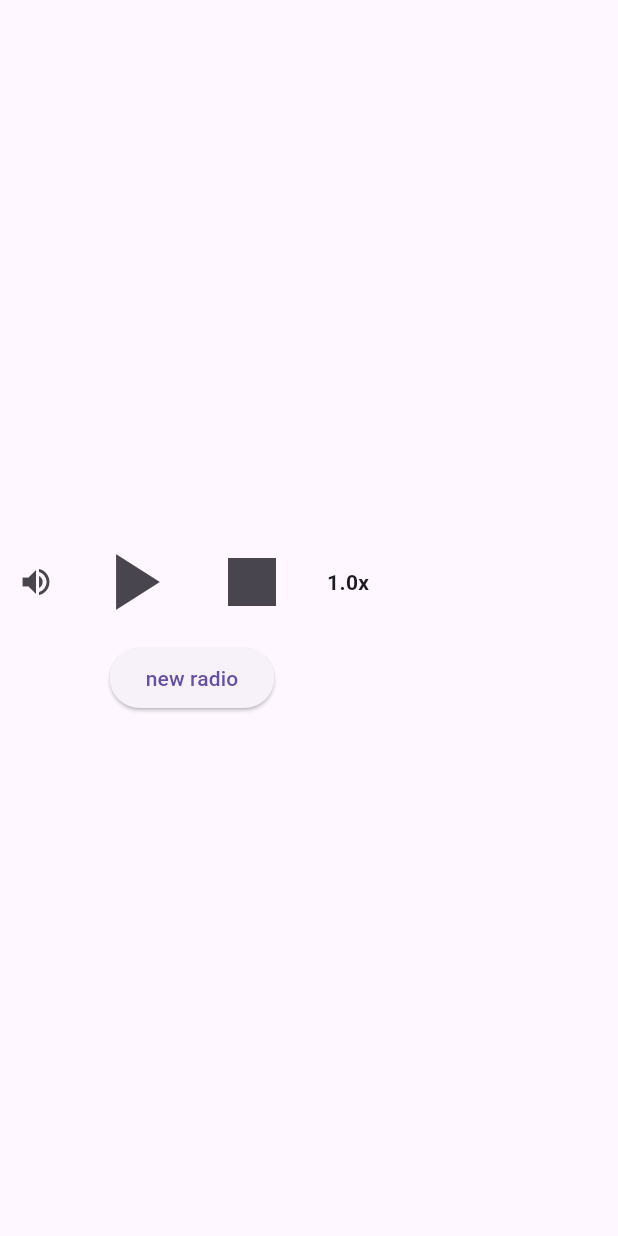
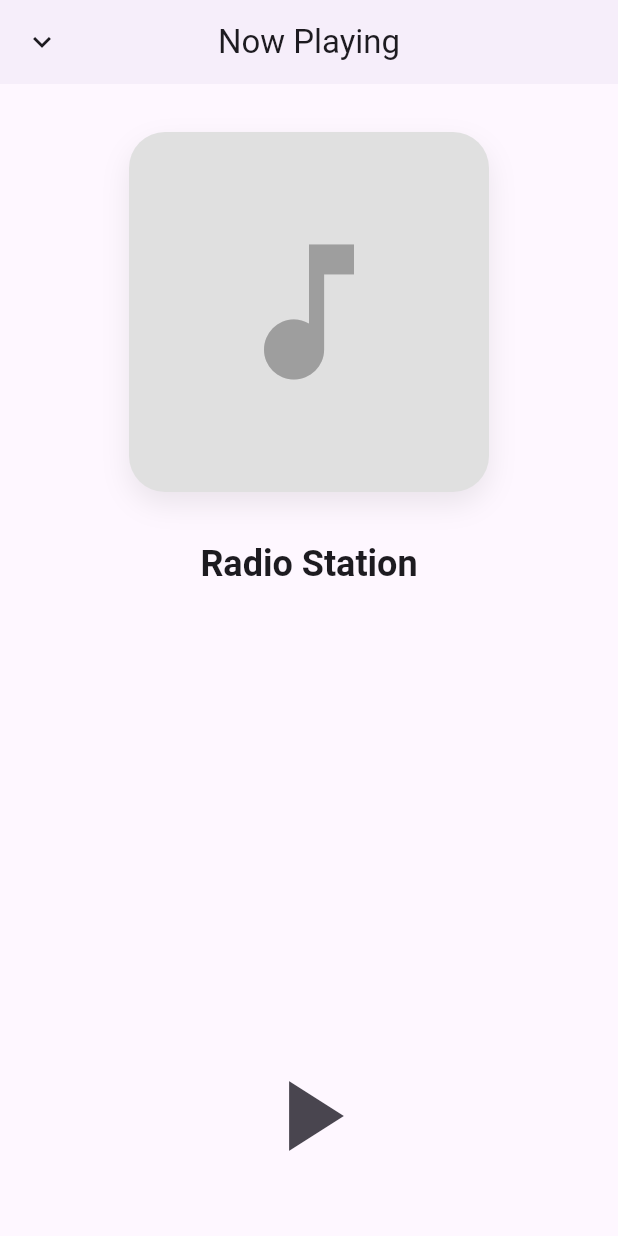
Before and after one commit to enricmacias/radio_star, a Flutter app: the screen it shows after launch, item 2 of the bottom bar chosen, after a tap on "Song Title", on a phone screen of 412 x 824 dp. Run offline on Flutter 3.47's test engine with Material 3 defaults, Android fonts, the phone set to English and light mode, and no system bars; our stand-ins replace flutter_riverpod, just_audio, riverpod_annotation; missing offline and left inert: audio_session, flutter_my_radio; generated files the repository leaves out were written again; statements that could not run were skipped.

Commit message:
Modify PlayerView UI

```diff
--- a/lib/views/home/mini_player_view.dart
+++ b/lib/views/home/mini_player_view.dart
@@ -13,6 +13,7 @@ class MiniPlayerView extends ConsumerWidget {
         showModalBottomSheet(
           context: context,
           isScrollControlled: true,
+          useSafeArea: true,
           backgroundColor: Colors.transparent,
           builder: (context) => const PlayerView(),
         );
--- /dev/null
+++ b/lib/views/player/play_pause_button_view.dart
@@ -0,0 +1,49 @@
+import 'package:flutter/material.dart';
+import 'package:flutter_riverpod/flutter_riverpod.dart';
+import 'package:just_audio/just_audio.dart';
+import '../../view_models/player/player_view_model.dart';
+
+class PlayPauseButtonView extends ConsumerWidget {
+  const PlayPauseButtonView({super.key});
+
+  @override
+  Widget build(BuildContext context, WidgetRef ref) {
+    final player = ref.watch(playerProvider);
+
+    return StreamBuilder<PlayerState>(
+      stream: player.playerStateStream,
+      builder: (context, snapshot) {
+        final playerState = snapshot.data;
+        final processingState = playerState?.processingState;
+        final playing = playerState?.playing;
+        if (processingState == ProcessingState.loading ||
+            processingState == ProcessingState.buffering) {
+          return Container(
+            margin: const EdgeInsets.all(8.0),
+            width: 80.0,
+            height: 80.0,
+            child: const CircularProgressIndicator(),
+          );
+        } else if (playing != true) {
+          return IconButton(
+            icon: const Icon(Icons.play_arrow),
+            iconSize: 80.0,
+            onPressed: player.play,
+          );
+        } else if (processingState != ProcessingState.completed) {
+          return IconButton(
+            icon: const Icon(Icons.pause),
+            iconSize: 80.0,
+            onPressed: player.pause,
+          );
+        } else {
+          return IconButton(
+            icon: const Icon(Icons.replay),
+            iconSize: 80.0,
+            onPressed: () => player.seek(Duration.zero),
+          );
+        }
+      },
+    );
+  }
+}
--- a/lib/views/player/player_view.dart
+++ b/lib/views/player/player_view.dart
@@ -2,6 +2,7 @@ import 'package:flutter/material.dart';
 import 'package:flutter/services.dart';
 import 'package:flutter_riverpod/flutter_riverpod.dart';
 import 'package:just_audio/just_audio.dart';
+import 'package:radio_star/views/player/play_pause_button_view.dart';
 import '../../view_models/player/player_view_model.dart';
 
 class PlayerView extends ConsumerStatefulWidget {
@@ -48,141 +49,62 @@ class PlayerViewState extends ConsumerState<PlayerView>
       ref.read(playerProvider.notifier).init();
     }
 
-    return MaterialApp(
-      debugShowCheckedModeBanner: false,
-      home: Scaffold(
-        body: SafeArea(
-          child: Column(
-            crossAxisAlignment: CrossAxisAlignment.center,
-            mainAxisAlignment: MainAxisAlignment.center,
-            children: [
-              ControlButtons(player),
-              ElevatedButton(
-                onPressed: () {
-                  ref
-                      .read(playerProvider.notifier)
-                      .onAudioSourceChanged(
-                        "http://stream.riverradio.com:8000/wcvofm.aac",
-                      );
-                },
-                child: const Text('new radio'),
+    return Scaffold(
+      appBar: AppBar(
+        leading: IconButton(
+          icon: const Icon(Icons.keyboard_arrow_down),
+          onPressed: () => Navigator.of(context).maybePop(),
+        ),
+        title: const Text('Now Playing'),
+        centerTitle: true,
+        backgroundColor: Theme.of(context).colorScheme.surface,
+        elevation: 1,
+      ),
+      body: SafeArea(
+        child: Column(
+          children: [
+            const SizedBox(height: 32),
+            // Big thumbnail image
+            Center(
+              child: Container(
+                width: 240,
+                height: 240,
+                decoration: BoxDecoration(
+                  borderRadius: BorderRadius.circular(24),
+                  color: Colors.grey[300],
+                  boxShadow: [
+                    BoxShadow(
+                      color: Colors.black.withOpacity(0.08),
+                      blurRadius: 16,
+                      offset: const Offset(0, 8),
+                    ),
+                  ],
+                ),
+                child: const Icon(
+                  Icons.music_note,
+                  size: 120,
+                  color: Colors.grey,
+                ),
               ),
-            ],
-          ),
+            ),
+            const SizedBox(height: 32),
+            // Radio Station Name
+            Padding(
+              padding: const EdgeInsets.symmetric(horizontal: 24.0),
+              child: Text(
+                'Radio Station',
+                style: Theme.of(context).textTheme.headlineSmall?.copyWith(
+                  fontWeight: FontWeight.bold,
+                ),
+                textAlign: TextAlign.center,
+              ),
+            ),
+            const Spacer(),
+            PlayPauseButtonView(),
+            const SizedBox(height: 32),
+          ],
         ),
       ),
     );
   }
 }
-
-class ControlButtons extends StatelessWidget {
-  final AudioPlayer player;
-
-  const ControlButtons(this.player, {Key? key}) : super(key: key);
-
-  @override
-  Widget build(BuildContext context) {
-    return Row(
-      mainAxisSize: MainAxisSize.min,
-      children: [
-        IconButton(
-          icon: const Icon(Icons.volume_up),
-          onPressed: () {
-            showDialog(
-              context: context,
-              builder:
-                  (context) => AlertDialog(
-                    title: const Text("Adjust volume"),
-                    content: StreamBuilder<double>(
-                      stream: player.volumeStream,
-                      builder: (context, snapshot) {
-                        final volume = snapshot.data ?? player.volume;
-                        return Slider(
-                          min: 0.0,
-                          max: 1.0,
-                          divisions: 10,
-                          value: volume,
-                          onChanged: player.setVolume,
-                        );
-                      },
-                    ),
-                  ),
-            );
-          },
-        ),
-        StreamBuilder<PlayerState>(
-          stream: player.playerStateStream,
-          builder: (context, snapshot) {
-            final playerState = snapshot.data;
-            final processingState = playerState?.processingState;
-            final playing = playerState?.playing;
-            if (processingState == ProcessingState.loading ||
-                processingState == ProcessingState.buffering) {
-              return Container(
-                margin: const EdgeInsets.all(8.0),
-                width: 64.0,
-                height: 64.0,
-                child: const CircularProgressIndicator(),
-              );
-            } else if (playing != true) {
-              return IconButton(
-                icon: const Icon(Icons.play_arrow),
-                iconSize: 64.0,
-                onPressed: player.play,
-              );
-            } else if (processingState != ProcessingState.completed) {
-              return IconButton(
-                icon: const Icon(Icons.pause),
-                iconSize: 64.0,
-                onPressed: player.pause,
-              );
-            } else {
-              return IconButton(
-                icon: const Icon(Icons.replay),
-                iconSize: 64.0,
-                onPressed: () => player.seek(Duration.zero),
-              );
-            }
-          },
-        ),
-        IconButton(
-          icon: const Icon(Icons.stop),
-          iconSize: 64.0,
-          onPressed: player.stop,
-        ),
-        StreamBuilder<double>(
-          stream: player.speedStream,
-          builder:
-              (context, snapshot) => IconButton(
-                icon: Text(
-                  "${(snapshot.data ?? player.speed).toStringAsFixed(1)}x",
-                  style: const TextStyle(fontWeight: FontWeight.bold),
-                ),
-                onPressed: () {
-                  showDialog(
-                    context: context,
-                    builder:
-                        (context) => AlertDialog(
-                          title: const Text("Adjust speed"),
-                          content: StreamBuilder<double>(
-                            stream: player.speedStream,
-                            builder: (context, snapshot) {
-                              final speed = snapshot.data ?? player.speed;
-                              return Slider(
-                                min: 0.5,
-                                max: 1.5,
-                                divisions: 10,
-                                value: speed,
-                                onChanged: player.setSpeed,
-                              );
-                            },
-                          ),
-                        ),
-                  );
-                },
-              ),
-        ),
-      ],
-    );
-  }
-}
```
